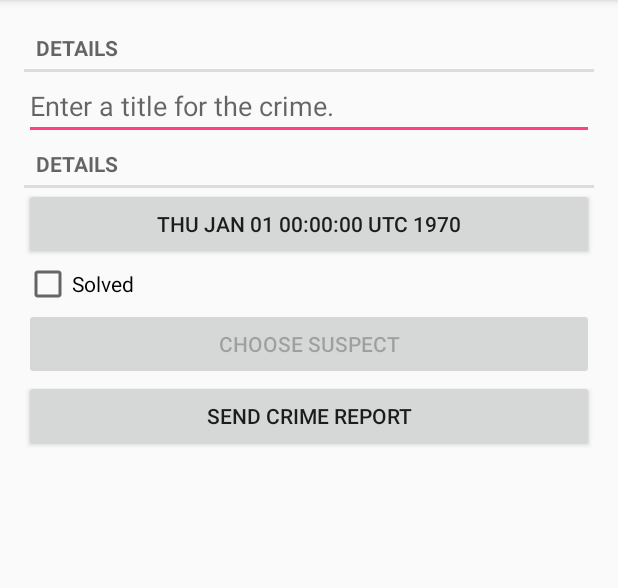
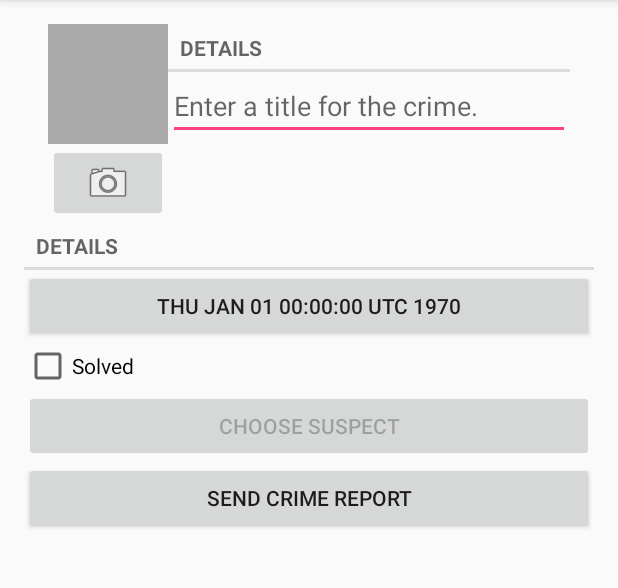
Before and after one commit to andreykoleber/CriminalIntent, an Android app: the CrimeFragment screen opened directly, with no data from a screen before it, on a phone screen of 412 x 824 dp, the part 84-672 px from its top. Run offline under Robolectric (Android 15) with nearby library versions, the phone set to English and light mode, and no system bars.

Commit message:
Add functionality for  adding photos to the app with the device camera

```diff
--- a/app/src/main/java/com/bigderanch/android/criminalintent/Crime.java
+++ b/app/src/main/java/com/bigderanch/android/criminalintent/Crime.java
@@ -10,6 +10,10 @@ public class Crime {
     private Date mDate;
     private boolean mSolved;
     private String mSuspect;
+
+    public String getPhotoFileName() {
+        return "IMG_" + getId().toString() + ".jpg";
+    }
 
     public String getSuspect() {
         return mSuspect;
--- a/app/src/main/java/com/bigderanch/android/criminalintent/CrimeFragment.java
+++ b/app/src/main/java/com/bigderanch/android/criminalintent/CrimeFragment.java
@@ -1,16 +1,19 @@
 package com.bigderanch.android.criminalintent;
 
 import android.app.Activity;
-import android.app.DialogFragment;
 import android.content.Intent;
 import android.content.pm.PackageManager;
+import android.content.pm.ResolveInfo;
 import android.database.Cursor;
+import android.graphics.Bitmap;
 import android.net.Uri;
 import android.os.Bundle;
 import android.provider.ContactsContract;
+import android.provider.MediaStore;
 import android.support.annotation.Nullable;
 import android.support.v4.app.Fragment;
 import android.support.v4.app.FragmentManager;
+import android.support.v4.content.FileProvider;
 import android.text.Editable;
 import android.text.TextWatcher;
 import android.view.LayoutInflater;
@@ -24,7 +27,10 @@ import android.widget.CheckBox;
 import android.widget.CompoundButton;
 import android.widget.EditText;
 import android.text.format.DateFormat;
+import android.widget.ImageButton;
+import android.widget.ImageView;
 
+import java.io.File;
 import java.io.Serializable;
 import java.util.Date;
 import java.util.List;
@@ -41,6 +47,8 @@ public class CrimeFragment extends Fragment {
     private static final String CHANGED_CRIME_ID = "changed_crime_id";
     private static final int REQUEST_DATE = 0;
     private static final int REQUEST_CONTACT = 1;
+    private static final int REQUEST_PHOTO = 2;
+
 
     private Crime mCrime;
     private EditText mTitleField;
@@ -48,6 +56,9 @@ public class CrimeFragment extends Fragment {
     private CheckBox mSolvedCheckBox;
     private Button mReportButton;
     private Button mSuspectButton;
+    private ImageButton mPhotoButton;
+    private ImageView mPhotoView;
+    private File mPhotoFile;
 
     public static CrimeFragment newInstance(UUID crimeId) {
         Bundle args = new Bundle();
@@ -61,6 +72,15 @@ public class CrimeFragment extends Fragment {
     public void onPause() {
         super.onPause();
         CrimeLab.get(getActivity()).updateCrime(mCrime);
+    }
+
+    private void updatePhotoView() {
+        if (mPhotoFile == null || !mPhotoFile.exists()) {
+            mPhotoView.setImageDrawable(null);
+        } else {
+            Bitmap bitmap = PictureUtils.getScaledBitmap(mPhotoFile.getPath(), getActivity());
+            mPhotoView.setImageBitmap(bitmap);
+        }
     }
 
     @Override
@@ -92,6 +112,13 @@ public class CrimeFragment extends Fragment {
                 c.close();
             }
 
+        } else if (requestCode == REQUEST_PHOTO) {
+            Uri uri = FileProvider.getUriForFile(getActivity(),
+                    "com.bigderanch.android.criminalintent.fileprovider",
+                    mPhotoFile
+            );
+            getActivity().revokeUriPermission(uri, Intent.FLAG_GRANT_WRITE_URI_PERMISSION);
+            updatePhotoView();
         }
     }
 
@@ -145,6 +172,7 @@ public class CrimeFragment extends Fragment {
         setHasOptionsMenu(true);
         UUID crimeId = (UUID) getArguments().getSerializable(ARG_CRIME_ID);
         mCrime = CrimeLab.get(getActivity()).getCrime(crimeId);
+        mPhotoFile = CrimeLab.get(getActivity()).getPhotoFile(mCrime);
     }
 
     @Nullable
@@ -225,8 +253,41 @@ public class CrimeFragment extends Fragment {
             mSuspectButton.setEnabled(false);
         }
 
+        mPhotoButton = v.findViewById(R.id.crime_camera);
+        mPhotoView = v.findViewById(R.id.crime_photo);
+        updatePhotoView();
+
+        final Intent captureImage = new Intent(MediaStore.ACTION_IMAGE_CAPTURE);
+        boolean canTakePhoto = (mPhotoFile != null) && (captureImage.resolveActivity(packageManager) != null);
+        mPhotoButton.setEnabled(canTakePhoto);
+        mPhotoButton.setOnClickListener(new OnClickListener() {
+            @Override
+            public void onClick(View view) {
+                Uri uri = FileProvider
+                        .getUriForFile(getActivity(),
+                                "com.bigderanch.android.criminalintent.fileprovider",
+                                mPhotoFile
+                        );
+                captureImage.putExtra(MediaStore.EXTRA_OUTPUT, uri);
+                List<ResolveInfo> cameraActivities = getActivity()
+                        .getPackageManager()
+                        .queryIntentActivities(captureImage, PackageManager.MATCH_DEFAULT_ONLY);
+                for (ResolveInfo activity : cameraActivities) {
+                    getActivity()
+                            .grantUriPermission(
+                                    activity.activityInfo.packageName,
+                                    uri,
+                                    Intent.FLAG_GRANT_WRITE_URI_PERMISSION
+                            );
+                }
+                startActivityForResult(captureImage, REQUEST_PHOTO);
+            }
+        });
+
         return v;
     }
+
+
 
     private void setCrimeChanged(UUID id) {
         CrimeLab crimeLab = CrimeLab.get(getActivity());
--- a/app/src/main/java/com/bigderanch/android/criminalintent/CrimeLab.java
+++ b/app/src/main/java/com/bigderanch/android/criminalintent/CrimeLab.java
@@ -4,11 +4,13 @@ import android.content.ContentValues;
 import android.content.Context;
 import android.database.Cursor;
 import android.database.sqlite.SQLiteDatabase;
+import android.os.Environment;
 
 import com.bigderanch.android.criminalintent.database.CrimeBaseHelper;
 import com.bigderanch.android.criminalintent.database.CrimeCursorWrapper;
 import com.bigderanch.android.criminalintent.database.CrimeDbSchema.CrimeTable;
 
+import java.io.File;
 import java.util.ArrayList;
 import java.util.List;
 import java.util.UUID;
@@ -23,6 +25,11 @@ class CrimeLab {
             sCrimeLab = new CrimeLab(context);
         }
         return sCrimeLab;
+    }
+
+    public File getPhotoFile(Crime crime) {
+        File externalDir = mContext.getFilesDir();
+        return new File(externalDir, crime.getPhotoFileName());
     }
 
     private CrimeLab(Context context) {
--- a/app/src/main/res/layout/fragment_crime.xml
+++ b/app/src/main/res/layout/fragment_crime.xml
@@ -1,27 +1,71 @@
 <?xml version="1.0" encoding="utf-8"?>
 <LinearLayout xmlns:android="http://schemas.android.com/apk/res/android"
-    android:orientation="vertical"
     android:layout_width="match_parent"
     android:layout_height="match_parent"
+    android:orientation="vertical"
     android:padding="16dp">
+
+    <LinearLayout
+        android:layout_width="match_parent"
+        android:layout_height="wrap_content"
+        android:layout_marginEnd="16dp"
+        android:layout_marginStart="16dp"
+        android:orientation="horizontal"
+        android:baselineAligned="false">
+
+        <LinearLayout
+            android:layout_width="wrap_content"
+            android:layout_height="wrap_content"
+            android:orientation="vertical">
+
+            <ImageView
+                android:id="@+id/crime_photo"
+                android:layout_width="80dp"
+                android:layout_height="80dp"
+                android:background="@android:color/darker_gray"
+                android:contentDescription="@string/crime_photo"
+                android:cropToPadding="true"
+                android:scaleType="centerInside" />
+
+            <ImageButton
+                android:id="@+id/crime_camera"
+                android:layout_width="match_parent"
+                android:layout_height="wrap_content"
+                android:contentDescription="@string/add_photo"
+                android:src="@android:drawable/ic_menu_camera" />
+
+
+        </LinearLayout>
+
+
+        <LinearLayout
+            android:layout_width="0dp"
+            android:orientation="vertical"
+            android:layout_height="wrap_content"
+            android:layout_weight="1">
 
             <TextView
                 style="?android:listSeparatorTextViewStyle"
                 android:layout_width="match_parent"
                 android:layout_height="wrap_content"
-        android:text="@string/crime_details_label"/>
+                android:text="@string/crime_details_label" />
 
             <EditText
                 android:id="@+id/crime_title"
                 android:layout_width="match_parent"
                 android:layout_height="wrap_content"
-        android:hint="@string/crite_title_hint"/>
+                android:hint="@string/crite_title_hint" />
+
+        </LinearLayout>
+
+    </LinearLayout>
+
 
     <TextView
         style="?android:listSeparatorTextViewStyle"
         android:layout_width="match_parent"
         android:layout_height="wrap_content"
-        android:text="@string/crime_details_label"/>
+        android:text="@string/crime_details_label" />
 
     <Button
         android:id="@+id/crime_date"
@@ -32,18 +76,18 @@
         android:id="@+id/crime_solved"
         android:layout_width="match_parent"
         android:layout_height="wrap_content"
-        android:text="@string/crime_solved_label"/>
+        android:text="@string/crime_solved_label" />
 
     <Button
         android:id="@+id/crime_suspect"
         android:layout_width="match_parent"
         android:layout_height="wrap_content"
-        android:text="@string/crime_suspect_text"/>
+        android:text="@string/crime_suspect_text" />
 
     <Button
         android:id="@+id/crime_report"
         android:layout_width="match_parent"
         android:layout_height="wrap_content"
-        android:text="@string/crime_report_text"/>
+        android:text="@string/crime_report_text" />
 
 </LinearLayout>
--- a/app/src/main/res/values/strings.xml
+++ b/app/src/main/res/values/strings.xml
@@ -24,4 +24,6 @@
     <string name="crime_send_report">Send crime report via</string>
     <string name="crime_suspect_text">Choose Suspect</string>
     <string name="crime_report_text">Send Crime Report</string>
+    <string name="crime_photo">Crime photo</string>
+    <string name="add_photo">Add photo</string>
 </resources>
--- /dev/null
+++ b/app/src/main/res/xml/files.xml
@@ -0,0 +1,6 @@
+<?xml version="1.0" encoding="utf-8"?>
+<paths>
+    <files-path
+        name="crime_photos"
+        path="." />
+</paths>
```
Also changed, not shown: app/src/main/AndroidManifest.xml (+14 -0 lines), app/src/main/java/com/bigderanch/android/criminalintent/PictureUtils.java (added, +35 -0 lines). Lines whose indentation alone changed are shown as unchanged.
